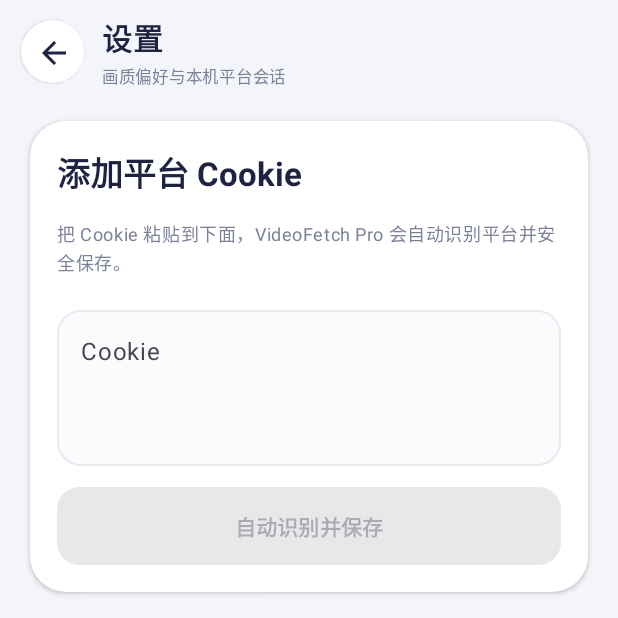
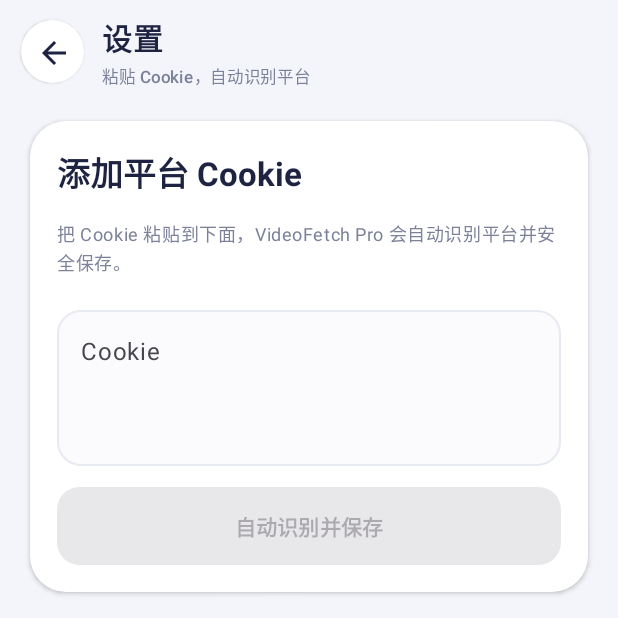
Before and after one commit to sxsbsxs/vddl, an Android app built with Jetpack Compose: the screen it shows after launch (MainActivity), after a tap on "设置", on a phone screen of 412 x 824 dp, the top half of it. Run offline under Robolectric (Android 15) with nearby library versions, the phone set to English and light mode, and no system bars; pictures from the network do not load.

Commit message:
Fix duplicate settings subtitle resources

```diff
--- a/apps/android/app/src/main/res/values/strings.xml
+++ b/apps/android/app/src/main/res/values/strings.xml
@@ -1,4 +1,5 @@
 <resources>
+    <string name="settings_subtitle">粘贴 Cookie，自动识别平台</string>
     <string name="app_name">VideoFetch Pro</string>
     <string name="tab_home">首页</string>
     <string name="tab_tasks">任务</string>
@@ -121,11 +122,9 @@
     <string name="download_preparing">正在等待下载服务响应</string>
     <string name="download_complete_hint">文件已保存在 VideoFetch Pro 本机目录</string>
     <string name="remove_button">移除</string>
-    <string name="settings_subtitle">画质偏好与本机平台会话</string>
     <string name="no_cookie_saved">此平台尚未保存本机 Cookie</string>
     <string name="about_title">关于应用</string>
     <string name="about_body">VideoFetch Pro · 本机解析优先 · 多语言支持</string>
-    <string name="settings_subtitle">粘贴 Cookie，自动识别平台</string>
     <string name="cookie_simple_title">添加平台 Cookie</string>
     <string name="cookie_simple_description">把 Cookie 粘贴到下面，VideoFetch Pro 会自动识别平台并安全保存。</string>
     <string name="cookie_simple_label">Cookie</string>
```
Also changed, not shown: 2 other files.
